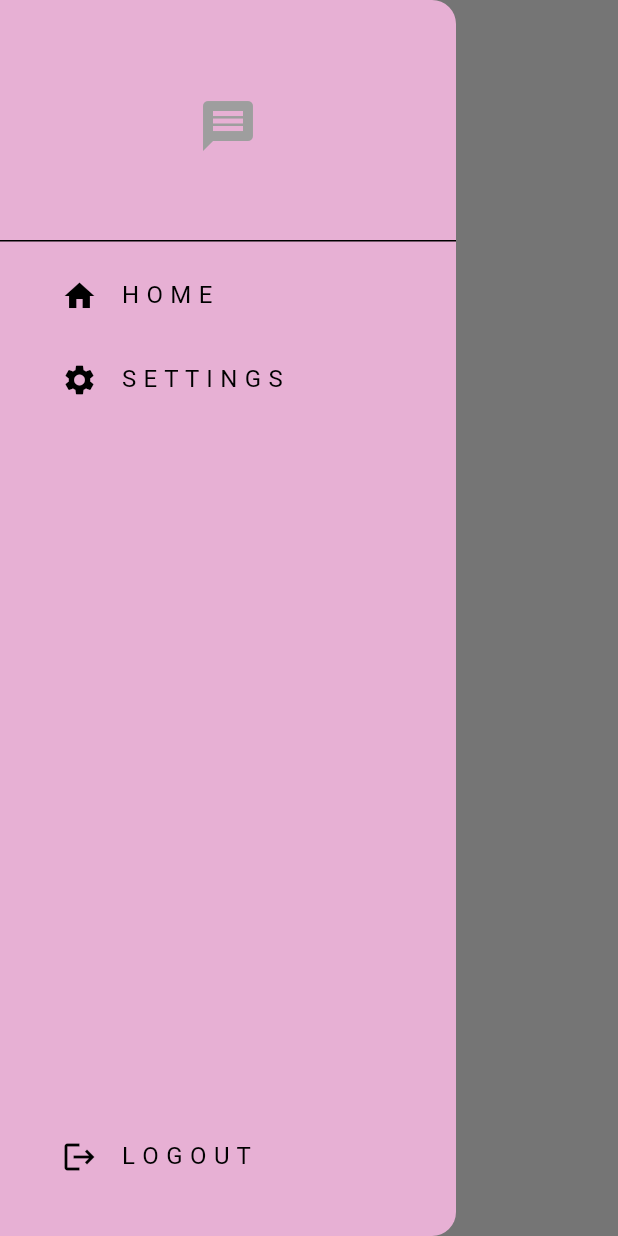
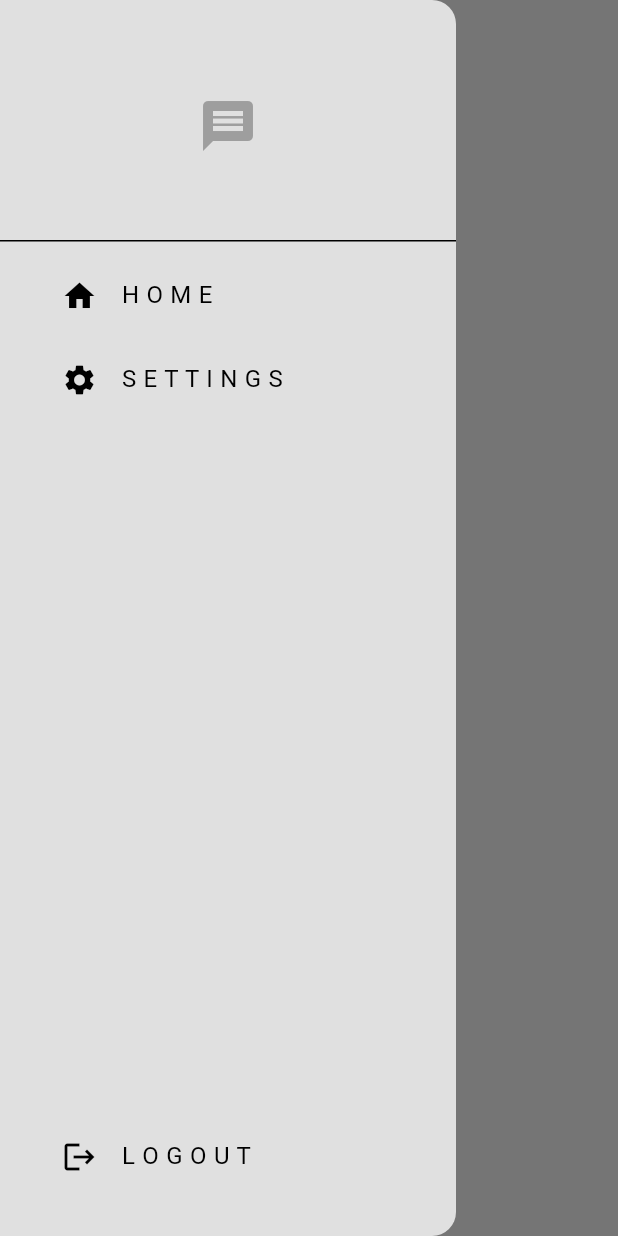
Before and after one commit to KilluwheQT/chat, a Flutter app: the screen it shows once a user with an empty profile is signed in, with the side drawer open, on a phone screen of 412 x 824 dp. Run offline on Flutter 3.47's test engine with Material 3 defaults, Android fonts, the phone set to English and light mode, and no system bars; our stand-ins replace cloud_firestore, firebase_auth, firebase_core; accounts and stored records are empty.

```diff
--- a/lib/components/my_drawer.dart
+++ b/lib/components/my_drawer.dart
@@ -19,7 +19,7 @@ class MyDrawer extends StatelessWidget {
 @override
 Widget build(BuildContext  context) {
   return Drawer(
-  backgroundColor: const Color.fromARGB(255, 231, 176, 212),
+  backgroundColor: Theme.of(context).colorScheme.background,
   child: Column(
     mainAxisAlignment: MainAxisAlignment.spaceBetween,
     children: [
@@ -78,7 +78,7 @@ Widget build(BuildContext  context) {
         leading: const Icon(Icons.logout),
         onTap: logout,
       ),
-    )
+    ),
 
     ],)
 );
--- a/lib/services/chat/chat_service.dart
+++ b/lib/services/chat/chat_service.dart
@@ -32,7 +32,7 @@ class ChatServices {
 
 Stream<List<Map<String, dynamic>>> getUsersStream() {
   return _firestore
-      .collection('users').snapshots().map((snapshots){
+      .collection('Users').snapshots().map((snapshots){
         return snapshots.docs.map((doc) {
           //go through each individual user
         final user = doc.data();
```
